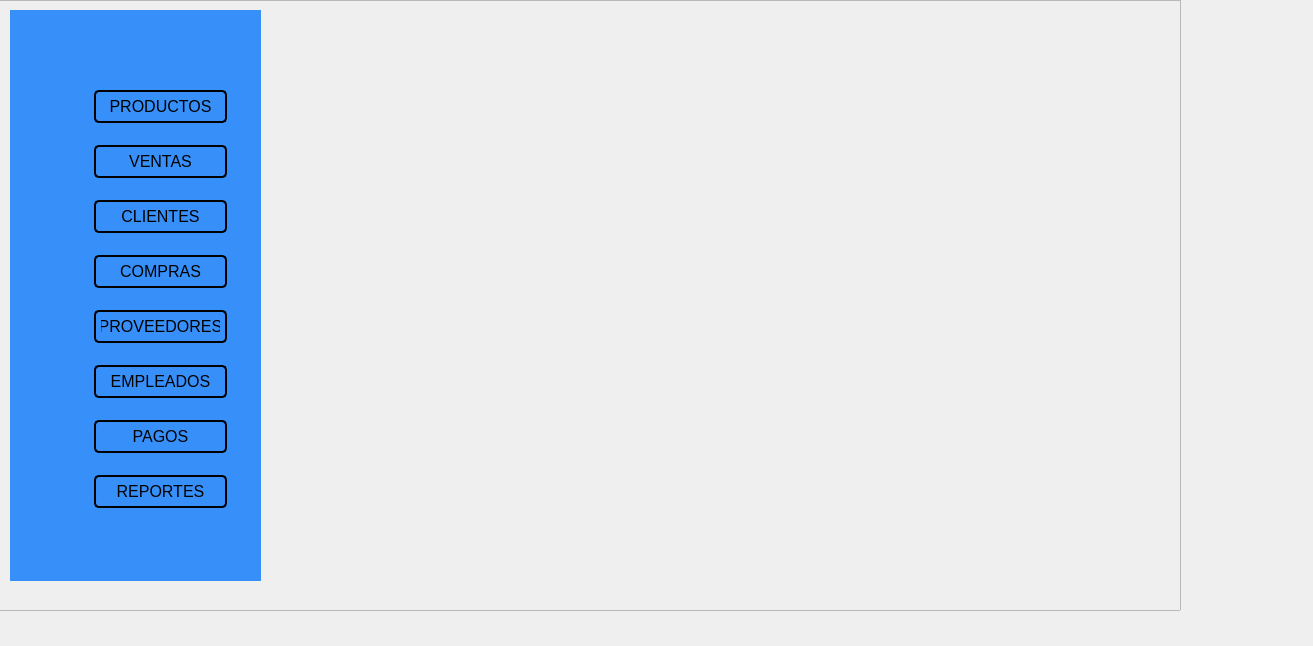
gamijoam/facturacionProyecto, file QT_UI/ui_panelDeControl.ui: the form before one commit.
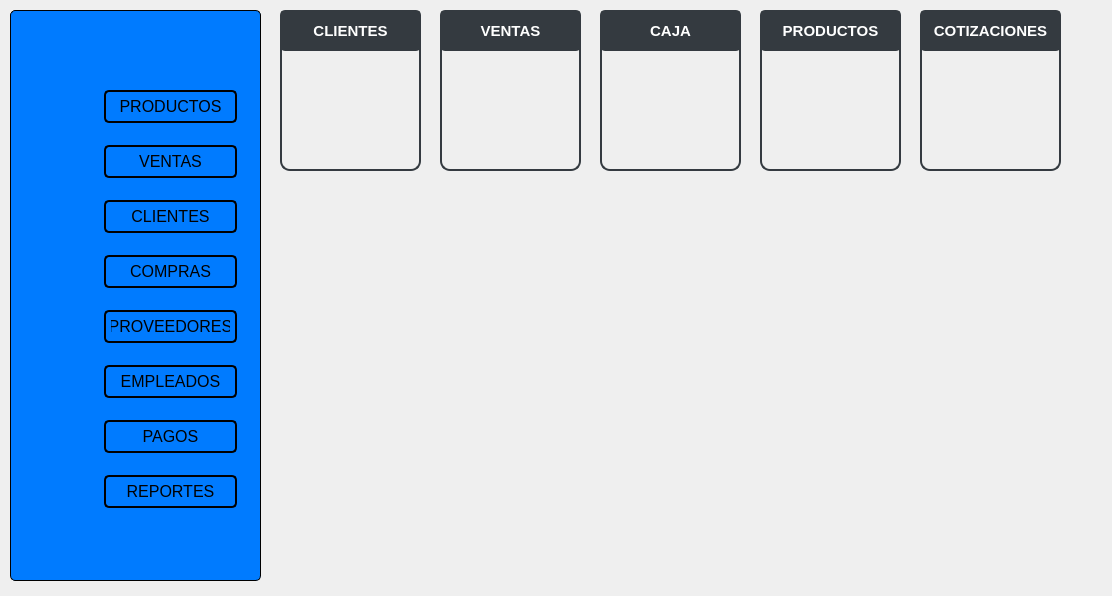
The form after the commit. Icons and pictures are not drawn.

Patch:
```diff
--- a/QT_UI/ui_panelDeControl.ui
+++ b/QT_UI/ui_panelDeControl.ui
@@ -6,55 +6,104 @@
    <rect>
     <x>0</x>
     <y>0</y>
-    <width>1313</width>
-    <height>646</height>
+    <width>1112</width>
+    <height>596</height>
    </rect>
   </property>
   <property name="windowTitle">
    <string>Panel de control</string>
   </property>
-  <widget class="QFrame" name="frame">
+  <property name="styleSheet">
+   <string notr="true"/>
+  </property>
+  <widget class="QPushButton" name="pushButton_11">
    <property name="geometry">
     <rect>
-     <x>-10</x>
-     <y>0</y>
-     <width>1191</width>
-     <height>611</height>
+     <x>280</x>
+     <y>40</y>
+     <width>141</width>
+     <height>131</height>
     </rect>
    </property>
    <property name="styleSheet">
-    <string notr="true">image: url(:/xy/ordenador-portatil.png);</string>
+    <string notr="true">border:1.5px solid #343A40;
+border-radius:3px;
+border-bottom-left-radius: 10px; /* Radio de la esquina inferior izquierda */
+border-bottom-right-radius: 10px; /* Radio de la esquina inferior derecha */
+</string>
    </property>
-   <property name="frameShape">
-    <enum>QFrame::Shape::StyledPanel</enum>
+   <property name="text">
+    <string/>
    </property>
-   <property name="frameShadow">
-    <enum>QFrame::Shadow::Raised</enum>
+   <property name="icon">
+    <iconset resource="iconos_panel_de_control/iconos.qrc">
+     <normaloff>:/iconos_panel_control/clasificacion.png</normaloff>:/iconos_panel_control/clasificacion.png</iconset>
    </property>
-   <widget class="QWidget" name="widget" native="true">
+   <property name="iconSize">
+    <size>
+     <width>60</width>
+     <height>60</height>
+    </size>
+   </property>
+  </widget>
+  <widget class="QLabel" name="label_2">
     <property name="geometry">
      <rect>
-      <x>20</x>
+     <x>280</x>
+     <y>10</y>
+     <width>141</width>
+     <height>41</height>
+    </rect>
+   </property>
+   <property name="font">
+    <font>
+     <pointsize>11</pointsize>
+     <bold>true</bold>
+    </font>
+   </property>
+   <property name="styleSheet">
+    <string notr="true">border:2px solid #343A40;
+background:#343A40;
+border-radius:4.5px;
+color:#fff</string>
+   </property>
+   <property name="text">
+    <string>CLIENTES</string>
+   </property>
+   <property name="alignment">
+    <set>Qt::AlignmentFlag::AlignCenter</set>
+   </property>
+  </widget>
+  <widget class="QWidget" name="widget_2" native="true">
+   <property name="geometry">
+    <rect>
+     <x>10</x>
       <y>10</y>
       <width>251</width>
       <height>571</height>
      </rect>
     </property>
     <property name="styleSheet">
-     <string notr="true">background:#3790FA;</string>
-    </property>
-    <widget class="QWidget" name="verticalLayoutWidget">
+    <string notr="true">background:#007BFF;
+border:1px solid black;
+border-radius:5px;</string>
+   </property>
+   <widget class="QWidget" name="verticalWidget_2" native="true">
      <property name="geometry">
       <rect>
        <x>20</x>
        <y>70</y>
-       <width>51</width>
-       <height>431</height>
-      </rect>
-     </property>
-     <layout class="QVBoxLayout" name="verticalLayout_2">
+      <width>61</width>
+      <height>441</height>
+     </rect>
+    </property>
+    <property name="styleSheet">
+     <string notr="true">border:none;
+</string>
+    </property>
+    <layout class="QVBoxLayout" name="verticalLayout_3">
       <item>
-       <widget class="QLabel" name="label_16">
+      <widget class="QLabel" name="label_17">
         <property name="styleSheet">
          <string notr="true">border-image: url(:/iconos_panel_control/ordenador-portatil.png);</string>
         </property>
@@ -64,7 +113,7 @@
        </widget>
       </item>
       <item>
-       <widget class="QLabel" name="label_15">
+      <widget class="QLabel" name="label_18">
         <property name="styleSheet">
          <string notr="true">border-image: url(:/iconos_panel_control/carrito_de_compras.png);</string>
         </property>
@@ -74,7 +123,7 @@
        </widget>
       </item>
       <item>
-       <widget class="QLabel" name="label_14">
+      <widget class="QLabel" name="label_19">
         <property name="styleSheet">
          <string notr="true">border-image: url(:/iconos_panel_control/clasificacion.png);</string>
         </property>
@@ -84,7 +133,7 @@
        </widget>
       </item>
       <item>
-       <widget class="QLabel" name="label_13">
+      <widget class="QLabel" name="label_20">
         <property name="styleSheet">
          <string notr="true">border-image: url(:/iconos_panel_control/camion-de-reparto.png);</string>
         </property>
@@ -94,7 +143,7 @@
        </widget>
       </item>
       <item>
-       <widget class="QLabel" name="label_12">
+      <widget class="QLabel" name="label_21">
         <property name="styleSheet">
          <string notr="true">border-image: url(:/iconos_panel_control/clasificacion.png);</string>
         </property>
@@ -104,7 +153,7 @@
        </widget>
       </item>
       <item>
-       <widget class="QLabel" name="label_11">
+      <widget class="QLabel" name="label_22">
         <property name="styleSheet">
          <string notr="true">border-image: url(:/iconos_panel_control/agregar-usuario.png);</string>
         </property>
@@ -114,7 +163,7 @@
        </widget>
       </item>
       <item>
-       <widget class="QLabel" name="label_10">
+      <widget class="QLabel" name="label_23">
         <property name="styleSheet">
          <string notr="true">border-image: url(:/iconos_panel_control/mano.png);</string>
         </property>
@@ -124,7 +173,7 @@
        </widget>
       </item>
       <item>
-       <widget class="QLabel" name="label_9">
+      <widget class="QLabel" name="label_24">
         <property name="styleSheet">
          <string notr="true">border-image: url(:/iconos_panel_control/informe.png);</string>
         </property>
@@ -135,18 +184,21 @@
       </item>
      </layout>
     </widget>
-    <widget class="QFrame" name="verticalFrame">
+   <widget class="QFrame" name="verticalFrame_2">
      <property name="geometry">
       <rect>
-       <x>70</x>
+      <x>80</x>
        <y>60</y>
        <width>161</width>
        <height>461</height>
       </rect>
      </property>
      <property name="styleSheet">
-      <string notr="true">QFrame QPushButton {
-	background-color: #3790FA; /* Color de fondo */
+     <string notr="true">QFrame{
+	border:none;
+}
+QFrame QPushButton {
+	background-color: #007BFF; /* Color de fondo */
     color: black; /* Color del texto */
     font-size: 16px; /* Tamaño de la fuente */
     padding: 10px; /* Espaciado interno */
@@ -253,9 +305,235 @@
       </item>
      </layout>
     </widget>
-    <zorder>verticalFrame</zorder>
-    <zorder>verticalLayoutWidget</zorder>
-   </widget>
+  </widget>
+  <widget class="QPushButton" name="pushButton_20">
+   <property name="geometry">
+    <rect>
+     <x>440</x>
+     <y>40</y>
+     <width>141</width>
+     <height>131</height>
+    </rect>
+   </property>
+   <property name="styleSheet">
+    <string notr="true">border:1.5px solid #343A40;
+border-bottom-left-radius: 10px; /* Radio de la esquina inferior izquierda */
+border-bottom-right-radius: 10px; /* Radio de la esquina inferior derecha */
+
+</string>
+   </property>
+   <property name="text">
+    <string/>
+   </property>
+   <property name="icon">
+    <iconset resource="iconos_panel_de_control/iconos.qrc">
+     <normaloff>:/iconos_panel_control/carrito_de_compras.png</normaloff>:/iconos_panel_control/carrito_de_compras.png</iconset>
+   </property>
+   <property name="iconSize">
+    <size>
+     <width>60</width>
+     <height>60</height>
+    </size>
+   </property>
+  </widget>
+  <widget class="QLabel" name="label_5">
+   <property name="geometry">
+    <rect>
+     <x>440</x>
+     <y>10</y>
+     <width>141</width>
+     <height>41</height>
+    </rect>
+   </property>
+   <property name="font">
+    <font>
+     <pointsize>11</pointsize>
+     <bold>true</bold>
+    </font>
+   </property>
+   <property name="styleSheet">
+    <string notr="true">border:2px solid #343A40;
+background:#343A40;
+border-radius:4.5px;
+color:#fff</string>
+   </property>
+   <property name="text">
+    <string>VENTAS</string>
+   </property>
+   <property name="alignment">
+    <set>Qt::AlignmentFlag::AlignCenter</set>
+   </property>
+  </widget>
+  <widget class="QPushButton" name="pushButton_18">
+   <property name="geometry">
+    <rect>
+     <x>600</x>
+     <y>40</y>
+     <width>141</width>
+     <height>131</height>
+    </rect>
+   </property>
+   <property name="styleSheet">
+    <string notr="true">border:1.5px solid #343A40;
+border-radius:3px;
+border-bottom-left-radius: 10px; /* Radio de la esquina inferior izquierda */
+border-bottom-right-radius: 10px; /* Radio de la esquina inferior derecha */</string>
+   </property>
+   <property name="text">
+    <string/>
+   </property>
+   <property name="icon">
+    <iconset resource="iconos_panel_de_control/iconos.qrc">
+     <normaloff>:/iconos_panel_control/caja-registradora.png</normaloff>:/iconos_panel_control/caja-registradora.png</iconset>
+   </property>
+   <property name="iconSize">
+    <size>
+     <width>60</width>
+     <height>60</height>
+    </size>
+   </property>
+  </widget>
+  <widget class="QLabel" name="label_3">
+   <property name="geometry">
+    <rect>
+     <x>600</x>
+     <y>10</y>
+     <width>141</width>
+     <height>41</height>
+    </rect>
+   </property>
+   <property name="font">
+    <font>
+     <pointsize>11</pointsize>
+     <bold>true</bold>
+    </font>
+   </property>
+   <property name="styleSheet">
+    <string notr="true">border:2px solid #343A40;
+background:#343A40;
+border-radius:4.5px;
+color:#fff</string>
+   </property>
+   <property name="text">
+    <string>CAJA</string>
+   </property>
+   <property name="alignment">
+    <set>Qt::AlignmentFlag::AlignCenter</set>
+   </property>
+  </widget>
+  <widget class="QPushButton" name="pushButton_19">
+   <property name="geometry">
+    <rect>
+     <x>760</x>
+     <y>40</y>
+     <width>141</width>
+     <height>131</height>
+    </rect>
+   </property>
+   <property name="styleSheet">
+    <string notr="true">border:1.5px solid #343A40;
+border-radius:3px;
+border-bottom-left-radius: 10px; /* Radio de la esquina inferior izquierda */
+border-bottom-right-radius: 10px; /* Radio de la esquina inferior derecha */</string>
+   </property>
+   <property name="text">
+    <string/>
+   </property>
+   <property name="icon">
+    <iconset resource="iconos_panel_de_control/iconos.qrc">
+     <normaloff>:/iconos_panel_control/productos-de-limpieza.png</normaloff>:/iconos_panel_control/productos-de-limpieza.png</iconset>
+   </property>
+   <property name="iconSize">
+    <size>
+     <width>60</width>
+     <height>60</height>
+    </size>
+   </property>
+  </widget>
+  <widget class="QLabel" name="label_4">
+   <property name="geometry">
+    <rect>
+     <x>760</x>
+     <y>10</y>
+     <width>141</width>
+     <height>41</height>
+    </rect>
+   </property>
+   <property name="font">
+    <font>
+     <pointsize>11</pointsize>
+     <bold>true</bold>
+    </font>
+   </property>
+   <property name="styleSheet">
+    <string notr="true">border:2px solid #343A40;
+background:#343A40;
+border-radius:4.5px;
+color:#fff</string>
+   </property>
+   <property name="text">
+    <string>PRODUCTOS</string>
+   </property>
+   <property name="alignment">
+    <set>Qt::AlignmentFlag::AlignCenter</set>
+   </property>
+  </widget>
+  <widget class="QPushButton" name="pushButton_21">
+   <property name="geometry">
+    <rect>
+     <x>920</x>
+     <y>40</y>
+     <width>141</width>
+     <height>131</height>
+    </rect>
+   </property>
+   <property name="styleSheet">
+    <string notr="true">border:1.5px solid #343A40;
+border-radius:3px;
+border-bottom-left-radius: 10px; /* Radio de la esquina inferior izquierda */
+border-bottom-right-radius: 10px; /* Radio de la esquina inferior derecha */</string>
+   </property>
+   <property name="text">
+    <string/>
+   </property>
+   <property name="icon">
+    <iconset resource="iconos_panel_de_control/iconos.qrc">
+     <normaloff>:/iconos_panel_control/grafico-de-acciones.png</normaloff>:/iconos_panel_control/grafico-de-acciones.png</iconset>
+   </property>
+   <property name="iconSize">
+    <size>
+     <width>60</width>
+     <height>60</height>
+    </size>
+   </property>
+  </widget>
+  <widget class="QLabel" name="label_6">
+   <property name="geometry">
+    <rect>
+     <x>920</x>
+     <y>10</y>
+     <width>141</width>
+     <height>41</height>
+    </rect>
+   </property>
+   <property name="font">
+    <font>
+     <pointsize>11</pointsize>
+     <bold>true</bold>
+    </font>
+   </property>
+   <property name="styleSheet">
+    <string notr="true">border:2px solid #343A40;
+background:#343A40;
+border-radius:4.5px;
+color:#fff</string>
+   </property>
+   <property name="text">
+    <string>COTIZACIONES</string>
+   </property>
+   <property name="alignment">
+    <set>Qt::AlignmentFlag::AlignCenter</set>
+   </property>
   </widget>
  </widget>
  <resources>
```
Left out of the diff: 18 changed lines with no effect on the pictures. Lines whose indentation alone changed are shown as unchanged.
